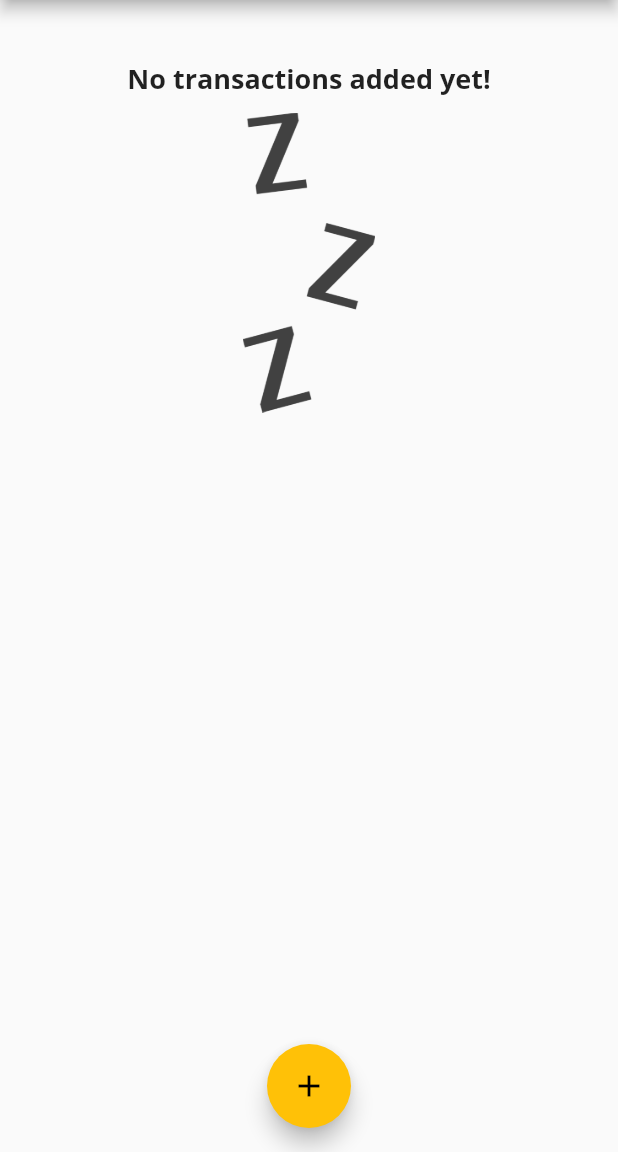
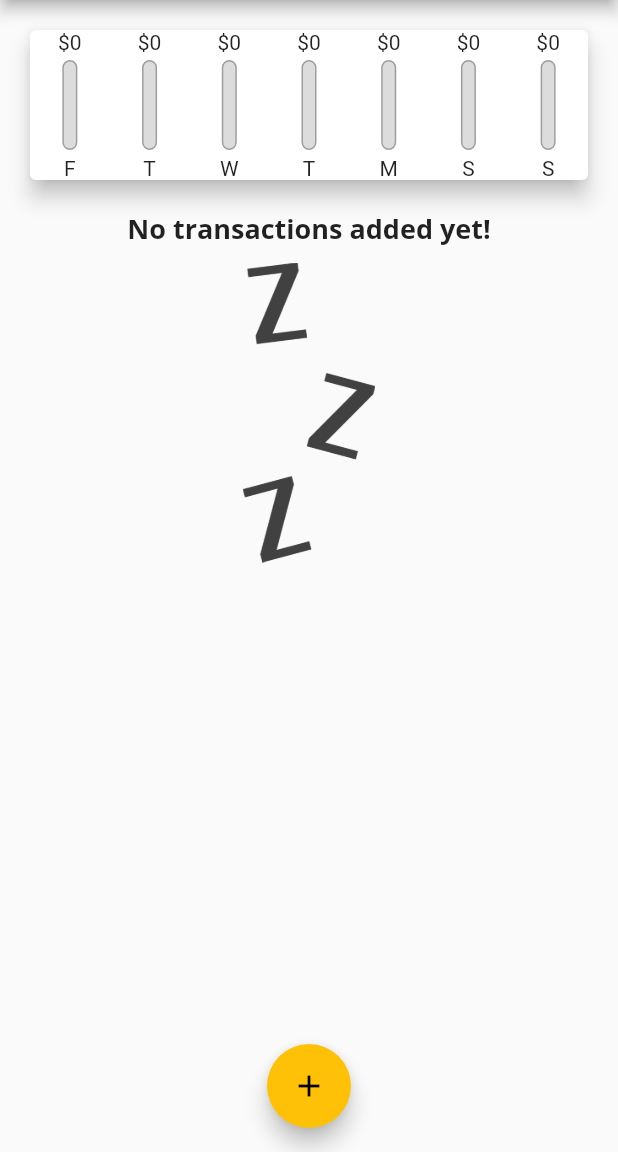
Before and after one commit to haohmaru3000/personal_expense, a Flutter app: the screen it shows after launch, on a phone screen of 412 x 824 dp, the part 84-1236 px from its top. Run offline on Flutter 3.47's test engine with Material 2 defaults, Android fonts, the phone set to English and light mode, and no system bars; missing offline and left inert: dart:ffi.

Commit message:
Creating chart bars

```diff
--- a/lib/widgets/chart.dart
+++ b/lib/widgets/chart.dart
@@ -1,5 +1,6 @@
 import 'package:flutter/material.dart';
 import 'package:intl/intl.dart';
+import './chart_bar.dart';
 import '../models/transaction.dart';
 
 class Chart extends StatelessWidget {
@@ -26,7 +27,16 @@
       print(DateFormat.E().format(weekDay));
       print(totalSum);
 
-      return {'day': DateFormat.E().format(weekDay), 'amount': totalSum};
+      return {
+        'day': DateFormat.E().format(weekDay).substring(0, 1),
+        'amount': totalSum
+      };
+    });
+  }
+
+  double get totalSpending {
+    return groupedTransactionValues.fold(0.0, (sum, item) {
+      return sum + (item['amount'] as double);
     });
   }
 
@@ -37,7 +47,14 @@
       elevation: 6,
       margin: EdgeInsets.all(20),
       child: Row(
-        children: <Widget>[],
+        mainAxisAlignment: MainAxisAlignment.spaceAround,
+        children: groupedTransactionValues.map((data) {
+          return ChartBar(
+            data['day'] as String,
+            data['amount'] as double,
+            totalSpending == 0.0 ? 0.0 : (data['amount'] as double) / totalSpending,
+          );
+        }).toList(),
       ),
     );
   }
--- /dev/null
+++ b/lib/widgets/chart_bar.dart
@@ -0,0 +1,47 @@
+import 'dart:ffi';
+
+import 'package:flutter/material.dart';
+
+class ChartBar extends StatelessWidget {
+  final String label;
+  final double spendingAmount;
+  final double spendingPctOfTotal;
+
+  ChartBar(this.label, this.spendingAmount, this.spendingPctOfTotal);
+
+  @override
+  Widget build(BuildContext context) {
+    return Column(
+      children: <Widget>[
+        Text('\$${spendingAmount.toStringAsFixed(0)}'),
+        SizedBox(height: 4,),
+        Container(
+          height: 60,
+          width: 10,
+          child: Stack(
+            children: <Widget>[
+              Container(
+                decoration: BoxDecoration(
+                  border: Border.all(color: Colors.grey, width: 1.0),
+                  color: Color.fromRGBO(220, 220, 220, 1),
+                  borderRadius: BorderRadius.circular(10),
+                ),
+              ),
+              FractionallySizedBox(
+                heightFactor: spendingPctOfTotal,
+                child: Container(decoration: BoxDecoration(
+                  color: Theme.of(context).primaryColor,
+                  borderRadius: BorderRadius.circular(10),
+                ),),
+              ),
+            ],
+          ),
+        ),
+        SizedBox(
+          height: 4,
+        ),
+        Text(label),
+      ],
+    );
+  }
+}
```
